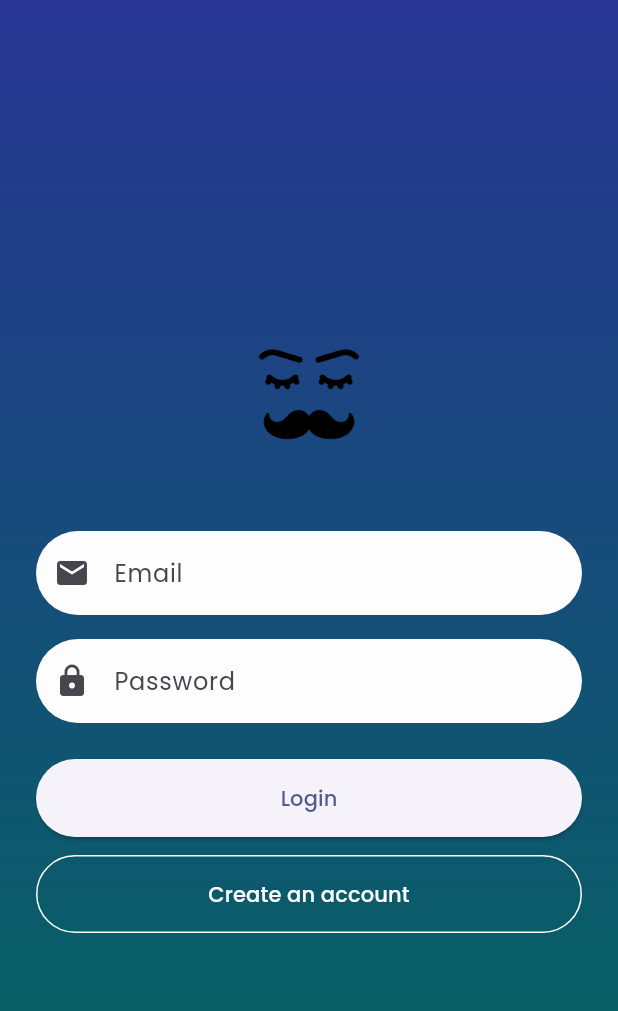
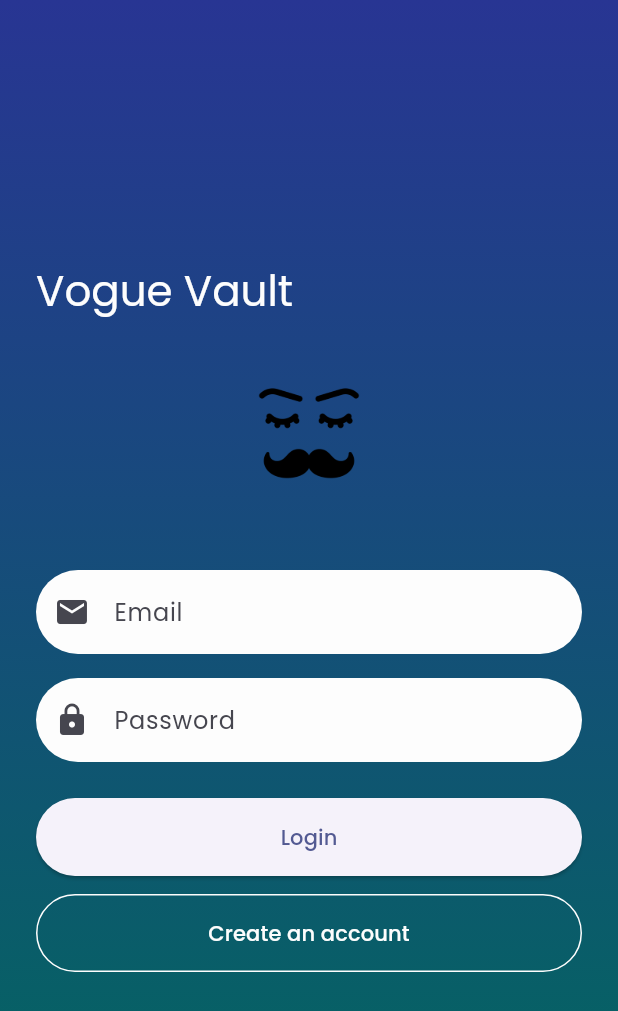
Before and after one commit to tepokato/vogue_vault, a Flutter app: the screen it shows after launch, on a phone screen of 412 x 824 dp. Shown: the top 1011 px of the screen. Run offline on Flutter 3.47's test engine with Material 3 defaults, Android fonts, the phone set to English and light mode, and no system bars; our stand-ins replace hive_flutter, image_picker; missing offline and left inert: cryptography, file_selector; accounts and stored records are empty.

Commit message:
Add app title above logo on auth page

```diff
--- a/lib/screens/auth_page.dart
+++ b/lib/screens/auth_page.dart
@@ -89,6 +89,13 @@ class _AuthPageState extends State<AuthPage> {
                 mainAxisSize: MainAxisSize.min,
                 crossAxisAlignment: CrossAxisAlignment.stretch,
                 children: [
+                  Text(
+                    'Vogue Vault',
+                    style: theme.textTheme.headlineMedium?.copyWith(
+                      color: AppColors.background,
+                    ),
+                  ),
+                  const SizedBox(height: 16),
                   Image.asset('assets/images/VV_LOGO.webp', height: 120),
                   const SizedBox(height: 32),
                   TextFormField(
```
